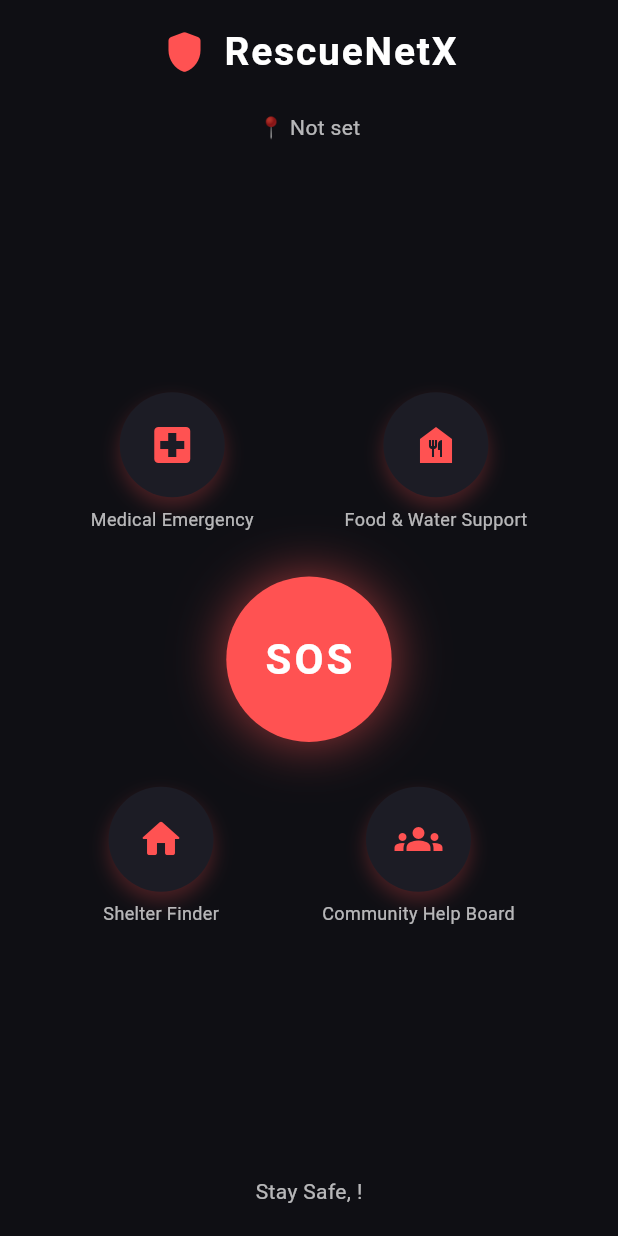
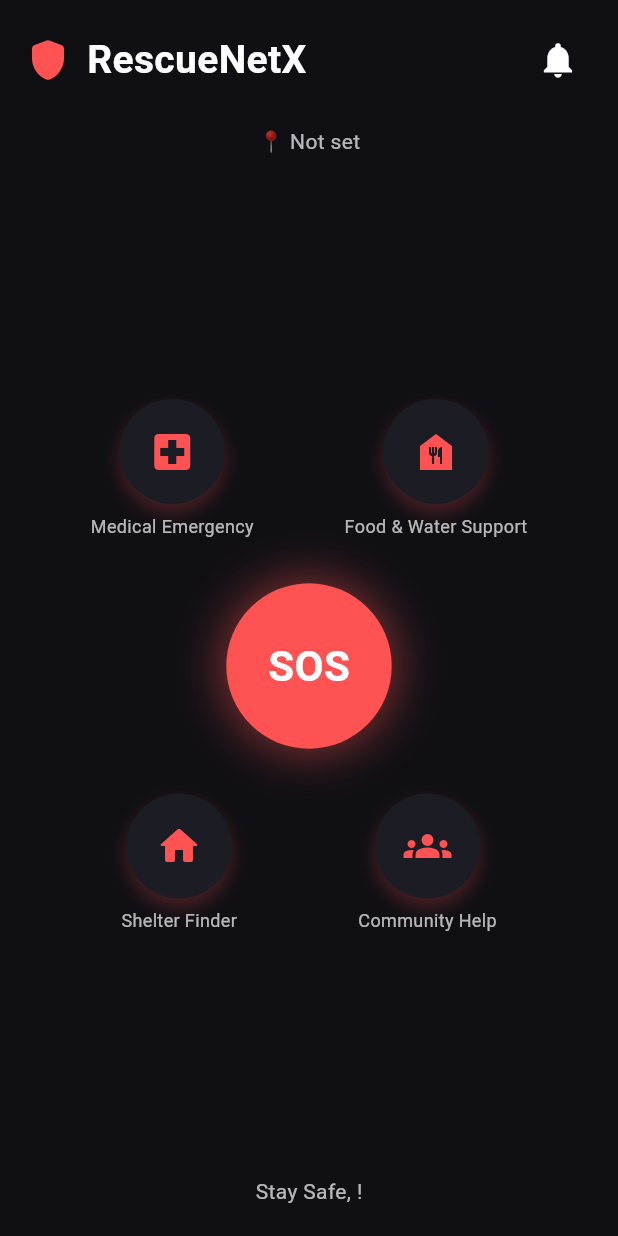
Before and after one commit to jaishrivijayakumar/RescueNetX, a Flutter app: the HomeScreen screen opened by its route, on a phone screen of 412 x 824 dp. Run offline on Flutter 3.47's test engine with Material 3 defaults, Android fonts, the phone set to English and light mode, and no system bars; our stand-ins replace shared_preferences; accounts and stored records are empty.

Commit message:
Notification Bell Appears

```diff
--- /dev/null
+++ b/rescue_net_x/lib/models/notification_item.dart
@@ -0,0 +1,15 @@
+import 'package:flutter/material.dart';
+
+class NotificationItem {
+  final String title;
+  final String description;
+  final IconData icon;
+  final DateTime time;
+
+  NotificationItem({
+    required this.title,
+    required this.description,
+    required this.icon,
+    required this.time,
+  });
+}
--- /dev/null
+++ b/rescue_net_x/lib/providers/notification_provider.dart
@@ -0,0 +1,51 @@
+import 'dart:async';
+import 'package:flutter/material.dart';
+import '../models/notification_item.dart';
+
+class NotificationProvider extends ChangeNotifier {
+  final List<NotificationItem> _notifications = [];
+  int _currentIndex = 0;
+  Timer? _timer;
+
+  int get unreadCount => _notifications.length;
+  List<NotificationItem> get notifications =>
+      List.unmodifiable(_notifications);
+
+  final List<NotificationItem> _allNotifications = List.generate(
+    50,
+    (i) => NotificationItem(
+      title: 'Alert ${i + 1}',
+      description: 'Important update ${i + 1}',
+      icon: Icons.notifications_active,
+      time: DateTime.now().add(Duration(minutes: i * 3)),
+    ),
+  );
+
+  void startAutoNotifications() {
+    _timer ??= Timer.periodic(const Duration(minutes: 3), (timer) {
+      if (_currentIndex < _allNotifications.length) {
+        _notifications.insert(0, _allNotifications[_currentIndex]);
+        _currentIndex++;
+        notifyListeners();
+      } else {
+        timer.cancel();
+      }
+    });
+  }
+
+  void remove(NotificationItem item) {
+    _notifications.remove(item);
+    notifyListeners();
+  }
+
+  void clearAll() {
+    _notifications.clear();
+    notifyListeners();
+  }
+
+  @override
+  void dispose() {
+    _timer?.cancel();
+    super.dispose();
+  }
+}
--- a/rescue_net_x/lib/screens/home_screen.dart
+++ b/rescue_net_x/lib/screens/home_screen.dart
@@ -1,11 +1,12 @@
 import 'package:flutter/material.dart';
 import 'package:shared_preferences/shared_preferences.dart';
+import 'package:provider/provider.dart';
 
-// 👉 ADD THESE IMPORTS (REQUIRED FOR FEATURES TO OPEN)
 import 'community_help_board.dart';
 import 'medical_emergency.dart';
 import 'shelter_finder.dart';
 import 'food_water_support.dart';
+import '../providers/notification_provider.dart';
 
 class HomeScreen extends StatefulWidget {
   const HomeScreen({super.key});
@@ -54,15 +55,12 @@ class _HomeScreenState extends State<HomeScreen>
     );
   }
 
-  /// 🔹 FEATURE BUBBLE (ONLY CHANGE = onTap ADDED)
   Widget _featureBubble(
     IconData icon,
     String label,
     VoidCallback onTap,
   ) {
-    return MouseRegion(
-      cursor: SystemMouseCursors.click,
-      child: GestureDetector(
+    return GestureDetector(
       onTap: onTap,
       child: Column(
         children: [
@@ -89,7 +87,6 @@ class _HomeScreenState extends State<HomeScreen>
           ),
         ],
       ),
-      ),
     );
   }
 
@@ -100,11 +97,13 @@ class _HomeScreenState extends State<HomeScreen>
       body: SafeArea(
         child: Column(
           children: [
-            /// TOP BAR
+            /// 🔝 TOP BAR WITH BELL
             Padding(
               padding: const EdgeInsets.all(16),
               child: Row(
-                mainAxisAlignment: MainAxisAlignment.center,
+                mainAxisAlignment: MainAxisAlignment.spaceBetween,
+                children: [
+                  Row(
                     children: const [
                       Icon(Icons.shield_rounded,
                           color: Colors.redAccent, size: 32),
@@ -115,16 +114,56 @@ class _HomeScreenState extends State<HomeScreen>
                           color: Colors.white,
                           fontSize: 26,
                           fontWeight: FontWeight.bold,
-                      letterSpacing: 1.2,
+                        ),
+                      ),
+                    ],
+                  ),
+
+                  /// 🔔 NOTIFICATION BELL
+                  Consumer<NotificationProvider>(
+                    builder: (context, notifier, _) => Stack(
+                      children: [
+                        IconButton(
+                          icon: const Icon(
+                            Icons.notifications,
+                            color: Colors.white,
+                            size: 28,
+                          ),
+                          onPressed: () {
+                            Navigator.pushNamed(
+                                context, '/notifications');
+                          },
+                        ),
+                        if (notifier.unreadCount > 0)
+                          Positioned(
+                            right: 6,
+                            top: 6,
+                            child: Container(
+                              padding: const EdgeInsets.all(4),
+                              decoration: const BoxDecoration(
+                                color: Colors.red,
+                                shape: BoxShape.circle,
+                              ),
+                              child: Text(
+                                notifier.unreadCount.toString(),
+                                style: const TextStyle(
+                                  color: Colors.white,
+                                  fontSize: 10,
+                                  fontWeight: FontWeight.bold,
+                                ),
+                              ),
+                            ),
+                          ),
+                      ],
                     ),
                   ),
                 ],
               ),
             ),
 
-            const SizedBox(height: 6),
+            const SizedBox(height: 4),
 
-            /// LOCATION
+            /// 📍 LOCATION
             Text(
               '📍 $location',
               style: const TextStyle(color: Colors.white70),
@@ -134,7 +173,6 @@ class _HomeScreenState extends State<HomeScreen>
 
             /// FEATURES + SOS
             Column(
-              mainAxisAlignment: MainAxisAlignment.center,
               children: [
                 Row(
                   mainAxisAlignment: MainAxisAlignment.spaceEvenly,
@@ -146,8 +184,8 @@ class _HomeScreenState extends State<HomeScreen>
                         Navigator.push(
                           context,
                           MaterialPageRoute(
-                            builder: (_) => const MedicalEmergency(),
-                          ),
+                              builder: (_) =>
+                                  const MedicalEmergency()),
                         );
                       },
                     ),
@@ -158,8 +196,8 @@ class _HomeScreenState extends State<HomeScreen>
                         Navigator.push(
                           context,
                           MaterialPageRoute(
-                            builder: (_) => const FoodWaterSupport(),
-                          ),
+                              builder: (_) =>
+                                  const FoodWaterSupport()),
                         );
                       },
                     ),
@@ -169,9 +207,7 @@ class _HomeScreenState extends State<HomeScreen>
                 const SizedBox(height: 30),
 
                 /// SOS BUTTON
-                MouseRegion(
-                  cursor: SystemMouseCursors.click,
-                  child: GestureDetector(
+                GestureDetector(
                   onTap: _sendSOS,
                   child: ScaleTransition(
                     scale: _pulse,
@@ -183,7 +219,8 @@ class _HomeScreenState extends State<HomeScreen>
                         color: Colors.redAccent,
                         boxShadow: [
                           BoxShadow(
-                              color: Colors.redAccent.withOpacity(0.6),
+                            color:
+                                Colors.redAccent.withOpacity(0.6),
                             blurRadius: 30,
                           ),
                         ],
@@ -195,8 +232,6 @@ class _HomeScreenState extends State<HomeScreen>
                             color: Colors.white,
                             fontSize: 28,
                             fontWeight: FontWeight.bold,
-                              letterSpacing: 2,
-                            ),
                           ),
                         ),
                       ),
@@ -216,20 +251,20 @@ class _HomeScreenState extends State<HomeScreen>
                         Navigator.push(
                           context,
                           MaterialPageRoute(
-                            builder: (_) => const ShelterFinder(),
-                          ),
+                              builder: (_) =>
+                                  const ShelterFinder()),
                         );
                       },
                     ),
                     _featureBubble(
                       Icons.groups,
-                      'Community Help Board',
+                      'Community Help',
                       () {
                         Navigator.push(
                           context,
                           MaterialPageRoute(
-                            builder: (_) => const CommunityHelpBoard(),
-                          ),
+                              builder: (_) =>
+                                  const CommunityHelpBoard()),
                         );
                       },
                     ),
--- a/rescue_net_x/pubspec.yaml
+++ b/rescue_net_x/pubspec.yaml
@@ -30,7 +30,8 @@ environment:
 dependencies:
   flutter:
     sdk: flutter
-  shared_preferences: ^2.5.4
+  shared_preferences: ^2.2.2
+  provider: ^6.0.5
 
   # The following adds the Cupertino Icons font to your application.
   # Use with the CupertinoIcons class for iOS style icons.
```
Also changed, not shown: rescue_net_x/lib/main.dart (+15 -1 lines), rescue_net_x/lib/screens/notifications_screen.dart (added, +93 -0 lines), rescue_net_x/pubspec.lock. Lines whose indentation alone changed are shown as unchanged.
